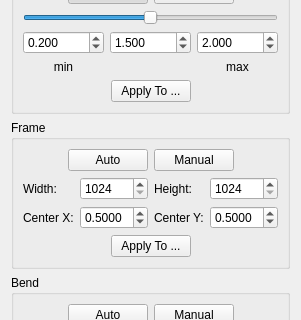
First picture: the form in src/core/filters/deskew/ui/DeskewOptionsWidget.ui, repository ImageProcessing-ElectronicPublications/scantailor-deviant, before the edit; both pictures show x 0 to 301 and y 401 to 721 of the 301 by 1188 pixel window.
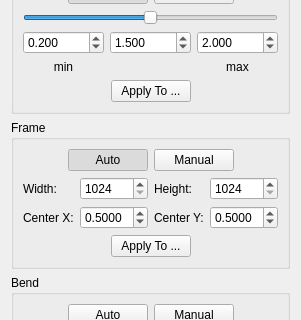
Second picture: the form after the edit. Icons and pictures are not drawn.

Commit message: deskew widget framePanel: passive show options

```diff
--- a/src/core/filters/deskew/ui/DeskewOptionsWidget.ui
+++ b/src/core/filters/deskew/ui/DeskewOptionsWidget.ui
@@ -586,6 +586,15 @@
           <property name="text">
            <string>Auto</string>
           </property>
+          <property name="checkable">
+           <bool>true</bool>
+          </property>
+          <property name="checked">
+           <bool>true</bool>
+          </property>
+          <property name="autoExclusive">
+           <bool>true</bool>
+          </property>
          </widget>
         </item>
         <item>
```
Left out of the diff: 6 changed lines with no effect on the pictures. The commit also changes 2 other files.
